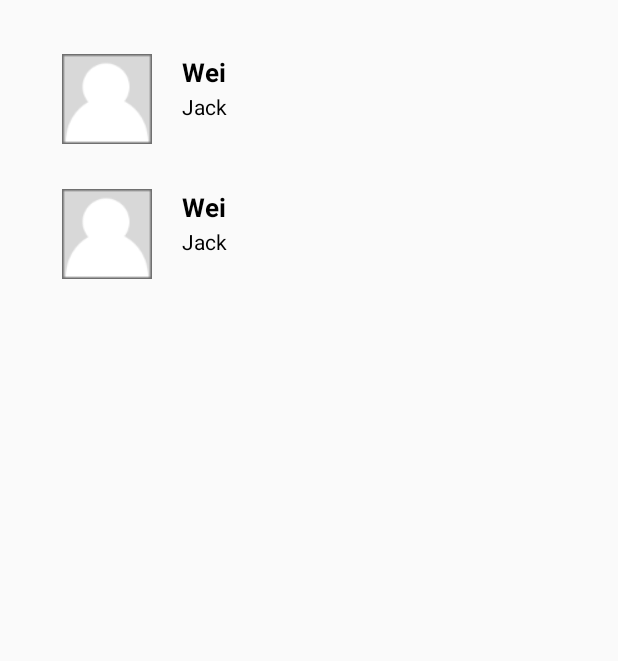
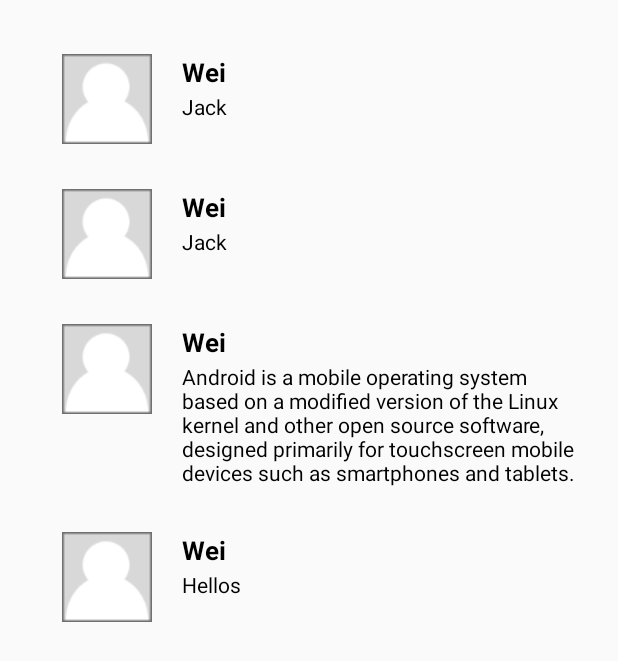
Before and after one commit to Weii-Dev9/AndroidPractice, an Android app: the TweetsActivity screen opened directly, with no data from a screen before it, on a phone screen of 412 x 824 dp. Shown: the top 661 px of the screen. Run offline under Robolectric (Android 15) with nearby library versions, the phone set to English and light mode, and no system bars.

Commit message:
change some data

```diff
--- a/app/src/main/java/com/thoughtworks/androidtrain/helloworld/TweetsActivity.kt
+++ b/app/src/main/java/com/thoughtworks/androidtrain/helloworld/TweetsActivity.kt
@@ -22,7 +22,11 @@ class TweetsActivity : AppCompatActivity() {
         val rvContents = findViewById<RecyclerView>(R.id.rvContent)
         // Initialize tweets
         val gson = Gson()
-        val tweet1 = """[{"content":"Jack", "sender":{"username":"Wang","nick":"Wei"}},{"content":"Jack", "sender":{"username":"Wang","nick":"Wei"}}]"""
+        val tweet1 = """[{"content":"Jack", "sender":{"username":"Wang","nick":"Wei"}},
+                         {"content":"Jack", "sender":{"username":"Wang","nick":"Wei"}},
+                         {"content":"Android is a mobile operating system based on a modified version of the Linux kernel and other open source software, designed primarily for touchscreen mobile devices such as smartphones and tablets.", "sender":{"username":"Wang","nick":"Wei"}},
+                         {"content":"Hellos", "sender":{"username":"Wang","nick":"Wei"}}]"""
+            .trimMargin()
         val tweets2: List<Tweet> =
             gson.fromJson(tweet1, object : TypeToken<List<Tweet?>?>() {}.type)
 //        val tw1 = Tweet(content = "Jack",
--- a/app/src/main/java/com/thoughtworks/androidtrain/helloworld/adapters/TweetAdapter.kt
+++ b/app/src/main/java/com/thoughtworks/androidtrain/helloworld/adapters/TweetAdapter.kt
@@ -24,7 +24,7 @@ class TweetAdapter (private val tweets: List<Tweet>) : RecyclerView.Adapter<Twee
     override fun onCreateViewHolder(parent: ViewGroup, viewType: Int): ViewHolder {
         val context = parent.context
         val inflater = LayoutInflater.from(context)
-        // Inflate the custom layout
+        // Inflate the custom layout   注意：root为parent时数据显示错误
         val tweetView = inflater.inflate(R.layout.tweets_item_layout, null, false)
         // Return a new holder instance
         return ViewHolder(tweetView)
```
